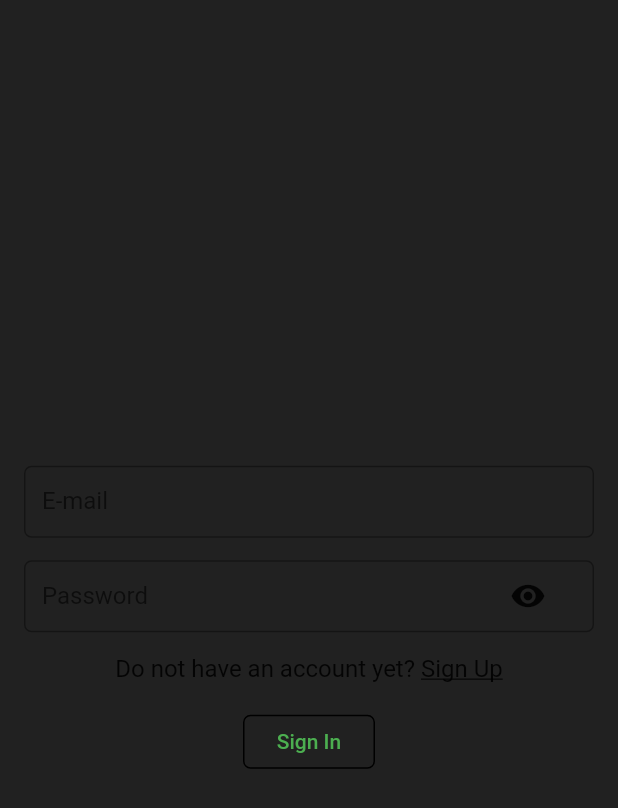
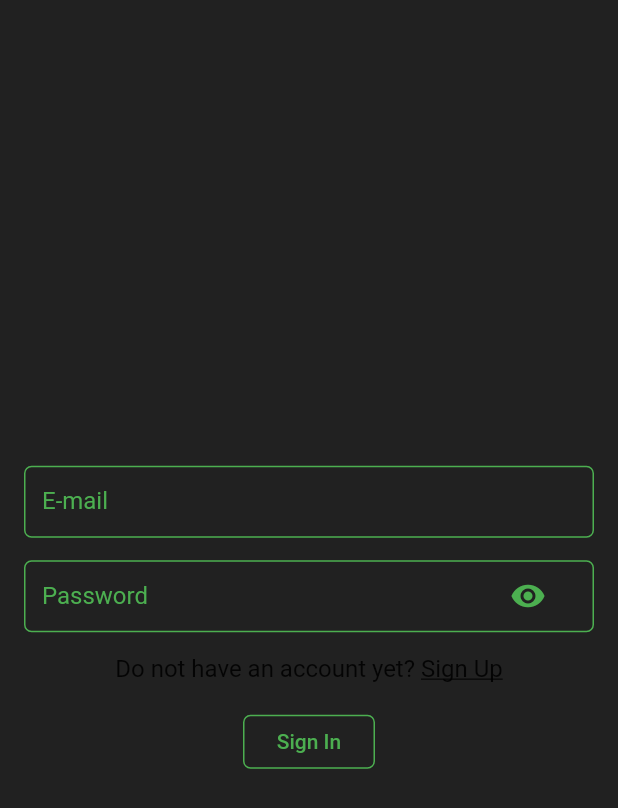
Before and after one commit to VictorTiburcio/jera_challenge, a Flutter app: the screen it shows after launch, on a phone screen of 412 x 824 dp. Shown: the top 808 px of the screen. Run offline on Flutter 3.47's test engine with Material 2 defaults, Android fonts, the phone set to English and light mode, and no system bars; our stand-ins replace dio, shared_preferences, sqflite; missing offline and left inert: esys_flutter_share; accounts and stored records are empty.

Commit message:
[WIP] Visual update
- Update on the widgets visual.

```diff
--- a/lib/widgets/custom_button.dart
+++ b/lib/widgets/custom_button.dart
@@ -11,7 +11,7 @@ class CustomButton extends StatelessWidget {
     return OutlineButton(
       textColor: Theme.of(context).primaryColor,
       disabledBorderColor: Colors.black45,
-      borderSide: BorderSide(color: Colors.black),
+      borderSide: BorderSide(color: Theme.of(context).primaryColor),
       child: child,
       onPressed: disabled ? null : onPressed,
       shape: RoundedRectangleBorder(
--- a/lib/widgets/custom_text_form_field.dart
+++ b/lib/widgets/custom_text_form_field.dart
@@ -13,7 +13,8 @@ class CustomTextFormField extends StatefulWidget {
       this.onChanged,
       this.masks,
       this.inputType = TextInputType.text,
-      this.capitalization = TextCapitalization.words});
+      this.capitalization = TextCapitalization.words,
+      this.prefixIcon});
   final TextEditingController ctrl;
   final String label;
   final String hint;
@@ -25,6 +26,7 @@ class CustomTextFormField extends StatefulWidget {
   final List<TextInputFormatter> masks;
   final TextInputType inputType;
   final TextCapitalization capitalization;
+  final Icon prefixIcon;
 
   @override
   _CustomTextFormFieldState createState() => _CustomTextFormFieldState();
@@ -43,12 +45,12 @@ class _CustomTextFormFieldState extends State<CustomTextFormField> {
       if (_password) {
         _suffixIcon = FlatButton(
           textColor: Colors.black,
-          child: Icon(Icons.visibility),
+          child: Icon(Icons.visibility, color: Colors.green),
           onPressed: _changeTextVisibility,
         );
       } else {
         _suffixIcon = FlatButton(
-          child: Icon(Icons.visibility_off),
+          child: Icon(Icons.visibility_off, color: Colors.green),
           onPressed: _changeTextVisibility,
         );
       }
@@ -74,7 +76,7 @@ class _CustomTextFormFieldState extends State<CustomTextFormField> {
     if (_password) {
       _capitalization = TextCapitalization.none;
       _suffixIcon = FlatButton(
-        child: Icon(Icons.visibility),
+        child: Icon(Icons.visibility, color: Colors.green),
         onPressed: _changeTextVisibility,
       );
     }
@@ -82,10 +84,21 @@ class _CustomTextFormFieldState extends State<CustomTextFormField> {
 
   @override
   Widget build(BuildContext context) {
+    OutlineInputBorder _borderStyle = OutlineInputBorder(
+      gapPadding: 2.5,
+      borderRadius: BorderRadius.circular(5.0),
+      borderSide: BorderSide(
+        color: Theme.of(context).primaryColor,
+      ),
+    );
+
     return AbsorbPointer(
       absorbing: widget.readOnly,
       child: TextFormField(
-        autovalidate: widget.autovalidate,
+        cursorColor: Theme.of(context).primaryColor,
+        autovalidateMode: widget.autovalidate
+            ? AutovalidateMode.onUserInteraction
+            : AutovalidateMode.disabled,
         readOnly: widget.readOnly,
         inputFormatters: widget.masks,
         textCapitalization: _capitalization,
@@ -94,13 +107,17 @@ class _CustomTextFormFieldState extends State<CustomTextFormField> {
         keyboardType: widget.inputType,
         validator: _validator,
         onChanged: _onChanged,
+        style: TextStyle(color: Theme.of(context).primaryColor),
         decoration: InputDecoration(
+          prefixIcon: widget.prefixIcon,
+          labelStyle: TextStyle(color: Theme.of(context).primaryColor),
+          hintStyle: TextStyle(color: Colors.green.shade800),
           labelText: widget.label,
           suffixIcon: _suffixIcon,
           hintText: widget.hint,
           contentPadding: EdgeInsets.only(top: 6.0, bottom: 6.0, left: 12.0),
-          border: OutlineInputBorder(
-              gapPadding: 2.5, borderRadius: BorderRadius.circular(5.0)),
+          enabledBorder: _borderStyle,
+          border: _borderStyle,
         ),
       ),
     );
--- a/lib/widgets/movie_card.dart
+++ b/lib/widgets/movie_card.dart
@@ -13,7 +13,6 @@ class MovieCard extends StatelessWidget {
   @override
   Widget build(BuildContext context) {
     return Container(
-      height: 450.0,
       decoration: BoxDecoration(
         image: DecorationImage(
           fit: BoxFit.fill,
@@ -30,7 +29,10 @@ class MovieCard extends StatelessWidget {
             child: Row(
               children: <Widget>[
                 InkWell(
-                  child: Icon(Icons.watch_later, color: Colors.redAccent),
+                  child: Icon(
+                    Icons.watch_later,
+                    color: Theme.of(context).primaryColor,
+                  ),
                   onTap: () {
                     Provider.of<WatchListController>(context, listen: false)
                         .addToWatchList(movie);
```
Also changed, not shown: lib/widgets/movie_list.dart (+12 -16 lines), lib/widgets/movie_search_bar.dart (+10 -23 lines), lib/widgets/watch_list_movie_card.dart (+12 -4 lines), lib/widgets/watch_list_movie_list.dart (+12 -16 lines).
